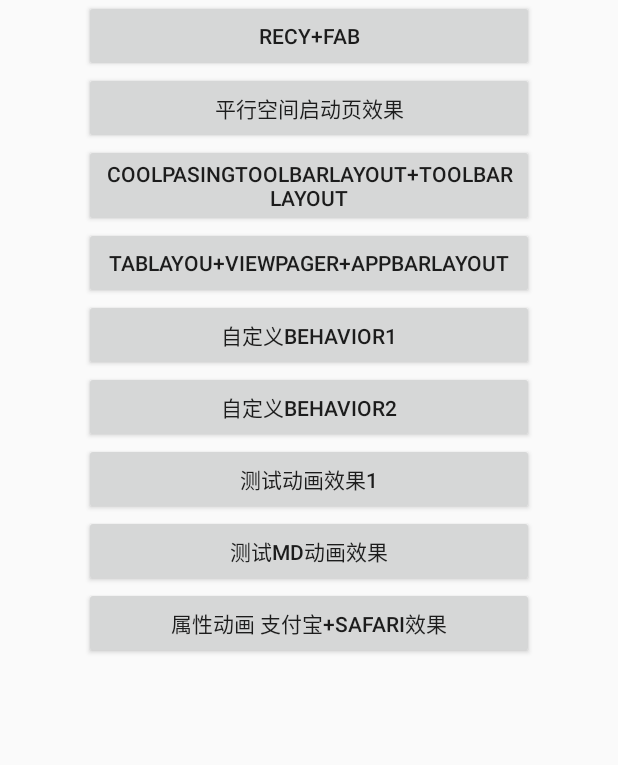
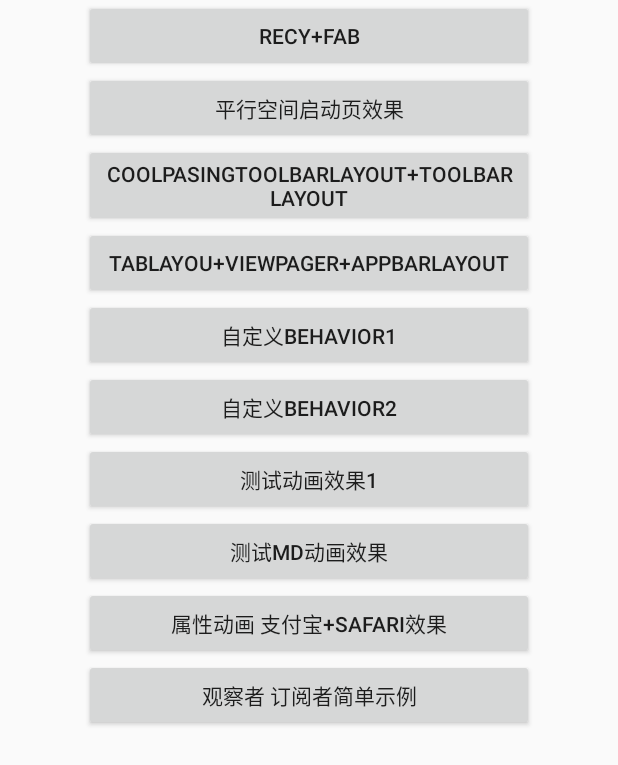
Before and after one commit to LovesdDING/TestMD, an Android app: the screen it shows after launch (MainActivity), on a phone screen of 412 x 824 dp. Shown: the top 765 px of the screen. Run offline under Robolectric (Android 15) with nearby library versions, the phone set to English and light mode, and no system bars.

Commit message:
commit 6 Rxjava 1

```diff
--- a/app/src/main/AndroidManifest.xml
+++ b/app/src/main/AndroidManifest.xml
@@ -24,7 +24,8 @@
         <activity android:name=".zdybehavior.TestBehavior2Activity" />
         <activity android:name=".propertyAnimation.TestPropertyAnimaActivity" />
         <activity android:name=".MDAnimation.TestMDAnimActivity" />
-        <activity android:name=".propertyAnim_safari.TestSafariAnimActivity"></activity>
+        <activity android:name=".propertyAnim_safari.TestSafariAnimActivity" />
+        <activity android:name=".Testrvjava.TestClientActivity"></activity>
     </application>
 
 </manifest>
--- a/app/src/main/java/patient/yilin/com/testmd/MainActivity.java
+++ b/app/src/main/java/patient/yilin/com/testmd/MainActivity.java
@@ -6,6 +6,7 @@ import android.os.Bundle;
 import android.view.View;
 
 import patient.yilin.com.testmd.MDAnimation.TestMDAnimActivity;
+import patient.yilin.com.testmd.Testrvjava.TestClientActivity;
 import patient.yilin.com.testmd.fab2behavior.TestRec2fabActivity;
 import patient.yilin.com.testmd.parallel.TestparellelActivity;
 import patient.yilin.com.testmd.propertyAnim_safari.TestSafariAnimActivity;
@@ -83,5 +84,12 @@ public class MainActivity extends AppCompatActivity {
                 startActivity(new Intent(MainActivity.this,TestSafariAnimActivity.class));
             }
         });
+
+        findViewById(R.id.btn9).setOnClickListener(new View.OnClickListener() {
+            @Override
+            public void onClick(View v) {
+                startActivity(new Intent(MainActivity.this,TestClientActivity.class));
+            }
+        });
     }
 }
--- a/app/src/main/res/layout/activity_main.xml
+++ b/app/src/main/res/layout/activity_main.xml
@@ -70,6 +70,12 @@
                 android:layout_height="wrap_content"
                 android:text="属性动画 支付宝+safari效果"
                 />
+            <Button
+                android:id="@+id/btn9"
+                android:layout_width="300dp"
+                android:layout_height="wrap_content"
+                android:text="观察者 订阅者简单示例"
+                />
         </LinearLayout>
     </android.support.v4.widget.NestedScrollView>
 
```
Also changed, not shown: app/src/main/java/patient/yilin/com/testmd/Testrvjava/AObserver.java (added, +22 -0 lines), app/src/main/java/patient/yilin/com/testmd/Testrvjava/MassageSubject.java (added, +16 -0 lines), app/src/main/java/patient/yilin/com/testmd/Testrvjava/Observer.java (added, +11 -0 lines), app/src/main/java/patient/yilin/com/testmd/Testrvjava/Subject.java (added, +42 -0 lines), app/src/main/java/patient/yilin/com/testmd/Testrvjava/TestClientActivity.java (added, +23 -0 lines), app/src/main/res/layout/activity_test_client.xml (added, +9 -0 lines).
